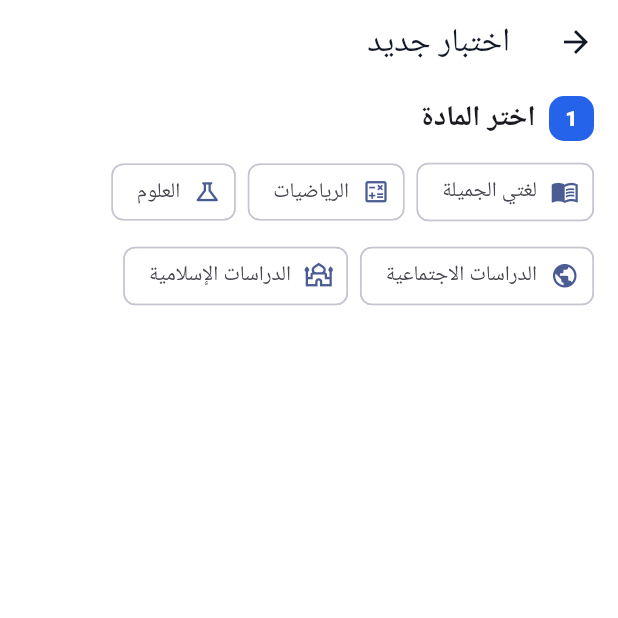
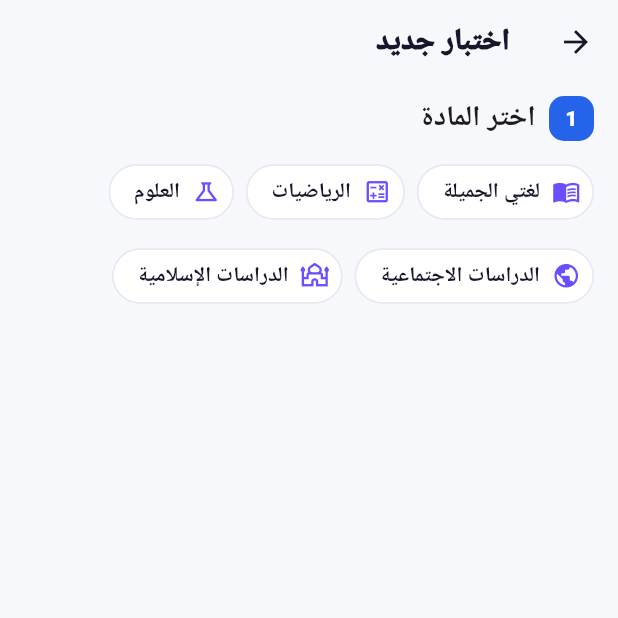
Before and after one commit to mksstoore-gif/ikhtibarat_rabe, a Flutter app: the screen it shows after launch, after a tap on "ابدأ اختبارًا جديدًا", on a phone screen of 412 x 824 dp, the top half of it. Run offline on Flutter 3.47's test engine with Material 3 defaults, Android fonts, the phone set to English and light mode, and no system bars; our stand-ins replace pdf, printing, shared_preferences, sqflite; accounts and stored records are empty.

Commit message:
Apply premium app theme

```diff
--- a/lib/main.dart
+++ b/lib/main.dart
@@ -2,6 +2,7 @@ import 'package:flutter/material.dart';
 import 'data/app_database.dart';
 import 'data/curriculum_repository.dart';
 import 'screens/home_screen.dart';
+import 'theme/app_theme.dart';
 
 Future<void> main() async {
   WidgetsFlutterBinding.ensureInitialized();
@@ -15,64 +16,16 @@ class GradeFourTestsApp extends StatelessWidget {
 
   @override
   Widget build(BuildContext context) {
-    final scheme=ColorScheme.fromSeed(
-      seedColor:const Color(0xFF2563EB),
-      brightness:Brightness.light,
-      surface:Colors.white,
-    );
     return MaterialApp(
-      debugShowCheckedModeBanner:false,
-      title:'اختبارات الصف الرابع',
-      locale:const Locale('ar'),
-      theme:ThemeData(
-        useMaterial3:true,
-        colorScheme:scheme,
-        scaffoldBackgroundColor:Colors.white,
-        appBarTheme:const AppBarTheme(
-          backgroundColor:Colors.white,
-          foregroundColor:Color(0xFF111827),
-          elevation:0,
-          surfaceTintColor:Colors.transparent,
-          centerTitle:false,
-        ),
-        cardTheme:CardThemeData(
-          color:Colors.white,
-          elevation:0,
-          surfaceTintColor:Colors.transparent,
-          shape:RoundedRectangleBorder(
-            side:const BorderSide(color:Color(0xFFE5E7EB)),
-            borderRadius:BorderRadius.circular(18),
-          ),
-        ),
-        dividerColor:const Color(0xFFE5E7EB),
-        inputDecorationTheme:InputDecorationTheme(
-          filled:true,
-          fillColor:const Color(0xFFF8FAFC),
-          border:OutlineInputBorder(
-            borderRadius:BorderRadius.circular(14),
-            borderSide:const BorderSide(color:Color(0xFFE5E7EB)),
-          ),
-          enabledBorder:OutlineInputBorder(
-            borderRadius:BorderRadius.circular(14),
-            borderSide:const BorderSide(color:Color(0xFFE5E7EB)),
-          ),
-          focusedBorder:OutlineInputBorder(
-            borderRadius:BorderRadius.circular(14),
-            borderSide:const BorderSide(color:Color(0xFF2563EB),width:1.5),
-          ),
-        ),
-        filledButtonTheme:FilledButtonThemeData(
-          style:FilledButton.styleFrom(
-            minimumSize:const Size.fromHeight(54),
-            shape:RoundedRectangleBorder(borderRadius:BorderRadius.circular(14)),
-          ),
-        ),
+      debugShowCheckedModeBanner: false,
+      title: 'اختبارات الصف الرابع',
+      locale: const Locale('ar'),
+      theme: AppTheme.light,
+      builder: (context, child) => Directionality(
+        textDirection: TextDirection.rtl,
+        child: child ?? const SizedBox.shrink(),
       ),
-      builder:(context,child)=>Directionality(
-        textDirection:TextDirection.rtl,
-        child:child??const SizedBox.shrink(),
-      ),
-      home:const HomeScreen(),
+      home: const HomeScreen(),
     );
   }
 }
```
